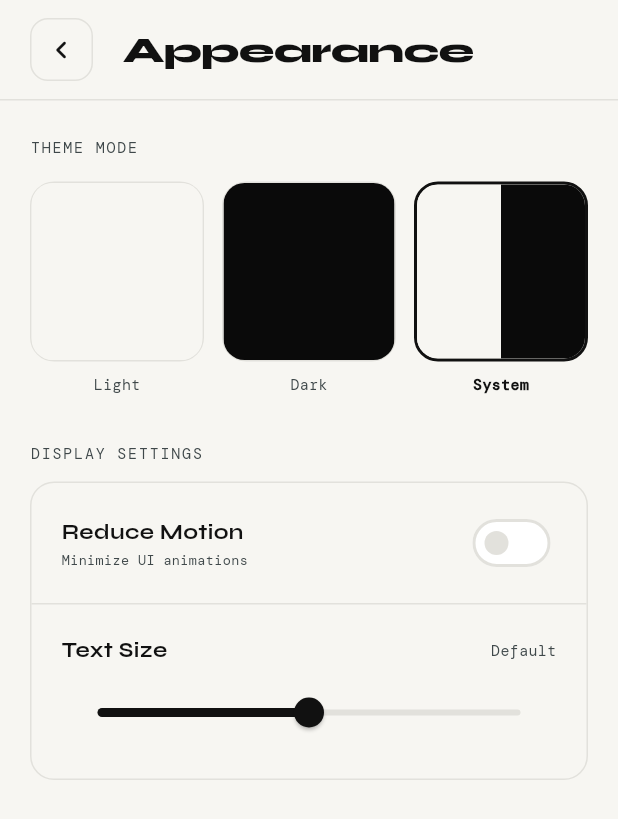
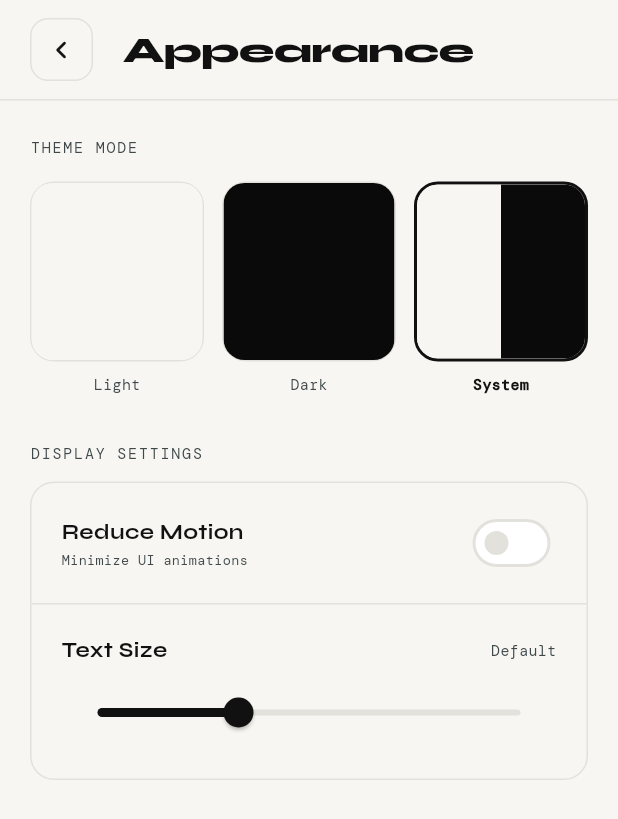
Before and after one commit to granthaielabad/taskquest, a Flutter app: the screen it shows once a user with an empty profile is signed in, item 5 of the bottom bar chosen, after a tap on "Appearance", on a phone screen of 412 x 824 dp. Shown: the top 819 px of the screen. Run offline on Flutter 3.47's test engine with Material 3 defaults, Android fonts, the phone set to English and light mode, and no system bars; our stand-ins replace audioplayers, cached_network_image, cloud_firestore, confetti, file_picker, firebase_auth and 8 more; missing offline and left inert: markdown, syncfusion_flutter_pdf; accounts and stored records are empty; network calls fail.

Commit message:
added: text size slider functionality

```diff
--- a/lib/core/providers/theme_provider.dart
+++ b/lib/core/providers/theme_provider.dart
@@ -13,3 +13,16 @@ class ThemeNotifier extends Notifier<ThemeMode> {
 final themeProvider = NotifierProvider<ThemeNotifier, ThemeMode>(() {
   return ThemeNotifier();
 });
+
+class TextScaleNotifier extends Notifier<double> {
+  @override
+  double build() => 1.0;
+
+  void setTextScale(double scale) {
+    state = scale;
+  }
+}
+
+final textScaleProvider = NotifierProvider<TextScaleNotifier, double>(() {
+  return TextScaleNotifier();
+});
--- a/lib/features/settings/appearance_screen.dart
+++ b/lib/features/settings/appearance_screen.dart
@@ -12,13 +12,18 @@ class AppearanceScreen extends ConsumerStatefulWidget {
 
 class _AppearanceScreenState extends ConsumerState<AppearanceScreen> {
   bool reduceMotion = false;
-  double textSize = 0.5;
 
   @override
   Widget build(BuildContext context) {
     final themeMode = ref.watch(themeProvider);
+    final textScale = ref.watch(textScaleProvider);
     final theme = Theme.of(context);
     final colorScheme = theme.colorScheme;
+
+    String scaleLabel = 'Default';
+    if (textScale < 0.95) scaleLabel = 'Small';
+    if (textScale > 1.05) scaleLabel = 'Large';
+    if (textScale > 1.25) scaleLabel = 'Huge';
 
     return Scaffold(
       backgroundColor: theme.scaffoldBackgroundColor,
@@ -47,14 +52,13 @@ class _AppearanceScreenState extends ConsumerState<AppearanceScreen> {
                     ),
                   ),
                   const SizedBox(width: 20),
-                  Text(
+                  const Text(
                     'Appearance',
                     style: TextStyle(
                       fontFamily: 'Syne',
                       fontWeight: FontWeight.w800,
                       fontSize: 24,
                       letterSpacing: -0.5,
-                      color: colorScheme.onSurface,
                     ),
                   ),
                 ],
@@ -138,7 +142,7 @@ class _AppearanceScreenState extends ConsumerState<AppearanceScreen> {
                                       ),
                                     ),
                                     Text(
-                                      'Default',
+                                      scaleLabel,
                                       style: TextStyle(
                                         fontFamily: 'DM Mono',
                                         fontSize: 10,
@@ -158,9 +162,12 @@ class _AppearanceScreenState extends ConsumerState<AppearanceScreen> {
                                     trackHeight: 4,
                                   ),
                                   child: Slider(
-                                    value: textSize,
-                                    onChanged: (v) =>
-                                        setState(() => textSize = v),
+                                    value: textScale,
+                                    min: 0.8,
+                                    max: 1.4,
+                                    onChanged: (v) {
+                                      ref.read(textScaleProvider.notifier).setTextScale(v);
+                                    },
                                   ),
                                 ),
                               ],
--- a/lib/main.dart
+++ b/lib/main.dart
@@ -16,9 +16,7 @@ void main() async {
 
   // Safely initialize Google Sign-In for Web compatibility
   try {
-    await GoogleSignIn.instance.initialize(
-      // clientId: 'YOUR_WEB_CLIENT_ID.apps.googleusercontent.com',
-    );
+    await GoogleSignIn.instance.initialize();
   } catch (e) {
     debugPrint('Google Sign-In initialization note: $e');
   }
@@ -34,6 +32,7 @@ class TaskQuestApp extends ConsumerWidget {
     final authState = ref.watch(authStateProvider);
     final isTransitioning = ref.watch(authTransitionProvider);
     final themeMode = ref.watch(themeProvider);
+    final textScale = ref.watch(textScaleProvider);
 
     return MaterialApp(
       key: ValueKey(authState.value?.uid ?? 'unauthenticated'),
@@ -42,13 +41,20 @@ class TaskQuestApp extends ConsumerWidget {
       theme: AppTheme.lightTheme,
       darkTheme: AppTheme.darkTheme,
       themeMode: themeMode,
+      builder: (context, child) {
+        return MediaQuery(
+          data: MediaQuery.of(context).copyWith(
+            textScaler: TextScaler.linear(textScale),
+          ),
+          child: child!,
+        );
+      },
       home: authState.when(
         data: (user) {
           if (user != null) {
             if (isTransitioning) return const AuthSuccessScreen();
             return const MainScaffold();
           }
-          // If no user, we start with the Splash which then shows Onboarding
           return const SplashScreen();
         },
         loading: () => const SplashScreen(),
```
